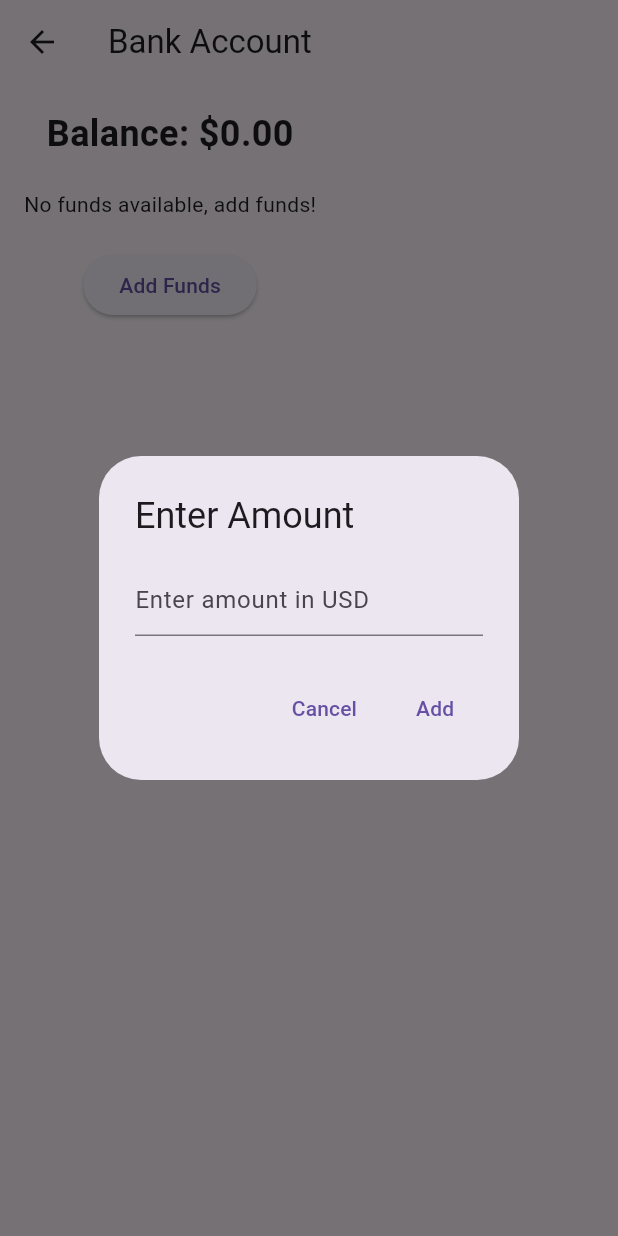
After one commit to Ravali2531/Stocker, a Flutter app: the BankAccountPage screen opened directly, after a tap on "Add Funds", on a phone screen of 412 x 824 dp. The commit adds this screen. Run offline on Flutter 3.47's test engine with Material 3 defaults, Android fonts, the phone set to English and light mode, and no system bars; our stand-ins replace carousel_slider, cloud_firestore, firebase_auth, firebase_core, firebase_database, google_sign_in; missing offline and left inert: flutter_stripe, google_place; accounts and stored records are empty.

Commit message:
added stripe

```diff
--- /dev/null
+++ b/lib/BankAccountPage.dart
@@ -0,0 +1,184 @@
+import 'package:flutter/material.dart';
+import 'package:firebase_auth/firebase_auth.dart';
+import 'package:firebase_database/firebase_database.dart';
+import 'package:flutter_stripe/flutter_stripe.dart';
+import 'dart:convert';
+import 'package:http/http.dart' as http;
+
+class BankAccountPage extends StatefulWidget {
+  @override
+  _BankAccountPageState createState() => _BankAccountPageState();
+}
+
+class _BankAccountPageState extends State<BankAccountPage> {
+  final FirebaseAuth _auth = FirebaseAuth.instance;
+  final DatabaseReference _databaseRef = FirebaseDatabase.instance.ref();
+
+  double _balance = 0.0;
+  bool _isLoading = true;
+
+  @override
+  void initState() {
+    super.initState();
+
+    // Stripe initialization
+    Stripe.instance.applySettings().then((_) {
+      debugPrint("Stripe initialized");
+    });
+
+    _fetchBalance();
+  }
+
+  // Fetch user balance from Firebase
+  Future<void> _fetchBalance() async {
+    User? user = _auth.currentUser;
+    if (user == null) return;
+
+    final snapshot = await _databaseRef.child('users/${user.uid}/balance').get();
+    if (snapshot.value != null) {
+      setState(() {
+        _balance = snapshot.value as double;
+      });
+    }
+    setState(() {
+      _isLoading = false;
+    });
+  }
+
+  // Add funds using the Stripe Payment Sheet
+  Future<void> _addFunds(double amount) async {
+    try {
+      // Step 1: Create a payment intent using your backend
+      final clientSecret = await _createPaymentIntent(amount);
+
+      // Step 2: Initialize the payment sheet
+      await Stripe.instance.initPaymentSheet(
+        paymentSheetParameters: SetupPaymentSheetParameters(
+          paymentIntentClientSecret: clientSecret,
+          merchantDisplayName: 'Your App Name',
+        ),
+      );
+
+      // Step 3: Present the payment sheet
+      await Stripe.instance.presentPaymentSheet();
+
+      // Step 4: Update the balance in Firebase and the UI
+      User? user = _auth.currentUser;
+      if (user != null) {
+        final newBalance = _balance + amount;
+        await _databaseRef.child('users/${user.uid}/balance').set(newBalance);
+
+        setState(() {
+          _balance = newBalance;
+        });
+
+        ScaffoldMessenger.of(context).showSnackBar(
+          SnackBar(content: Text('Funds added successfully!')),
+        );
+      }
+    } catch (e) {
+      // Handle errors
+      if (e is StripeException) {
+        ScaffoldMessenger.of(context).showSnackBar(
+          SnackBar(content: Text('Stripe Error: ${e.error.localizedMessage}')),
+        );
+      } else {
+        ScaffoldMessenger.of(context).showSnackBar(
+          SnackBar(content: Text('Error: $e')),
+        );
+      }
+    }
+  }
+
+  // Create a payment intent using your backend
+  Future<String> _createPaymentIntent(double amount) async {
+    final response = await http.post(
+      Uri.parse('http://192.168.2.47:3000/create-payment-intent'),
+      headers: {'Content-Type': 'application/json'},
+      body: jsonEncode({
+        'amount': (amount * 100).toInt(), // Convert to cents
+        'currency': 'usd',
+      }),
+    );
+
+    if (response.statusCode == 200) {
+      final data = jsonDecode(response.body);
+      return data['clientSecret'];
+    } else {
+      throw Exception('Failed to create payment intent');
+    }
+  }
+
+  // Show a dialog to enter the amount to add
+  void _showAddFundsDialog() {
+    double enteredAmount = 0.0;
+
+    showDialog(
+      context: context,
+      builder: (context) {
+        return AlertDialog(
+          title: Text('Enter Amount'),
+          content: TextField(
+            keyboardType: TextInputType.number,
+            decoration: InputDecoration(hintText: 'Enter amount in USD'),
+            onChanged: (value) {
+              enteredAmount = double.tryParse(value) ?? 0.0;
+            },
+          ),
+          actions: [
+            TextButton(
+              onPressed: () {
+                Navigator.of(context).pop();
+              },
+              child: Text('Cancel'),
+            ),
+            TextButton(
+              onPressed: () {
+                Navigator.of(context).pop();
+                if (enteredAmount > 0) {
+                  _addFunds(enteredAmount);
+                } else {
+                  ScaffoldMessenger.of(context).showSnackBar(
+                    SnackBar(content: Text('Please enter a valid amount!')),
+                  );
+                }
+              },
+              child: Text('Add'),
+            ),
+          ],
+        );
+      },
+    );
+  }
+
+  @override
+  Widget build(BuildContext context) {
+    return Scaffold(
+      appBar: AppBar(
+        title: Text('Bank Account'),
+      ),
+      body: _isLoading
+          ? Center(child: CircularProgressIndicator())
+          : Padding(
+        padding: const EdgeInsets.all(16.0),
+        child: Column(
+          children: [
+            Text(
+              'Balance: \$${_balance.toStringAsFixed(2)}',
+              style: TextStyle(fontSize: 24, fontWeight: FontWeight.bold),
+            ),
+            const SizedBox(height: 20),
+            _balance == 0.0
+                ? Text('No funds available, add funds!')
+                : SizedBox.shrink(),
+            const SizedBox(height: 20),
+            ElevatedButton(
+              onPressed: _showAddFundsDialog,
+              child: Text('Add Funds'),
+            ),
+          ],
+        ),
+      ),
+    );
+  }
+}
--- a/pubspec.yaml
+++ b/pubspec.yaml
@@ -41,7 +41,7 @@ dependencies:
   intl: any
   google_place: any
   geolocator: any
-
+  flutter_stripe: ^9.4.0
   # The following adds the Cupertino Icons font to your application.
   # Use with the CupertinoIcons class for iOS style icons.
   cupertino_icons: ^1.0.8
```
Also changed, not shown: lib/HomePage.dart (+27 -11 lines), lib/ProfileDetailsPage.dart (+6 -1 lines), lib/ProfilePage.dart (+7 -1 lines), lib/Stock.dart (+49 -0 lines), lib/StockDetailPage.dart (+117 -121 lines), lib/WatchListPage.dart (+7 -51 lines), lib/main.dart (+19 -1 lines), lib/EditProfilePage.dart (line endings or trailing spaces), pubspec.lock, 6 other files.
